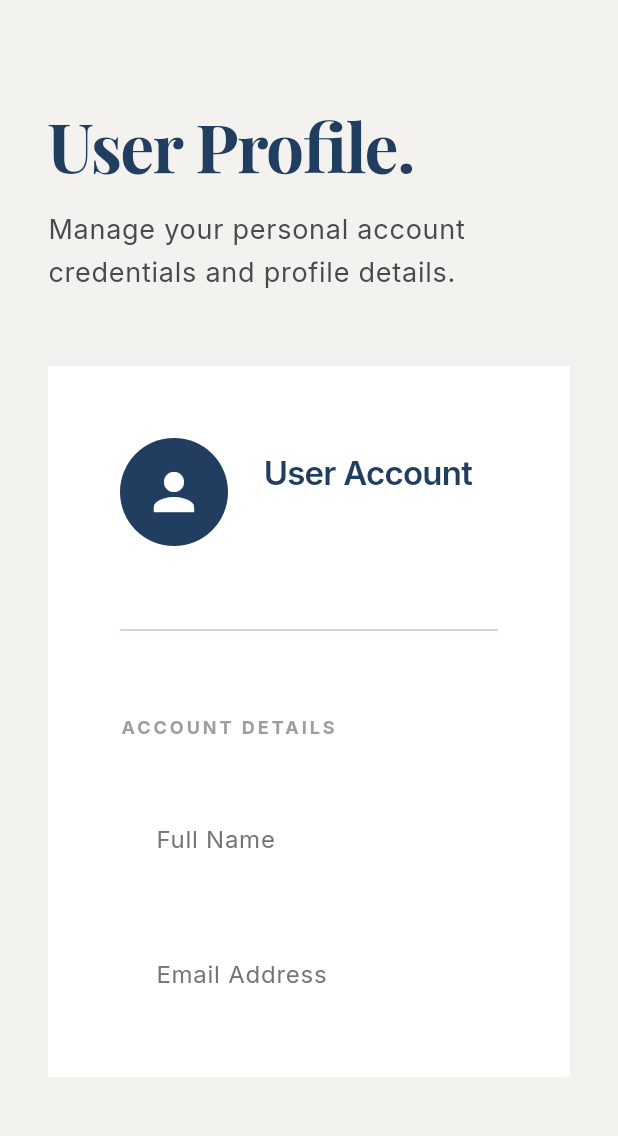
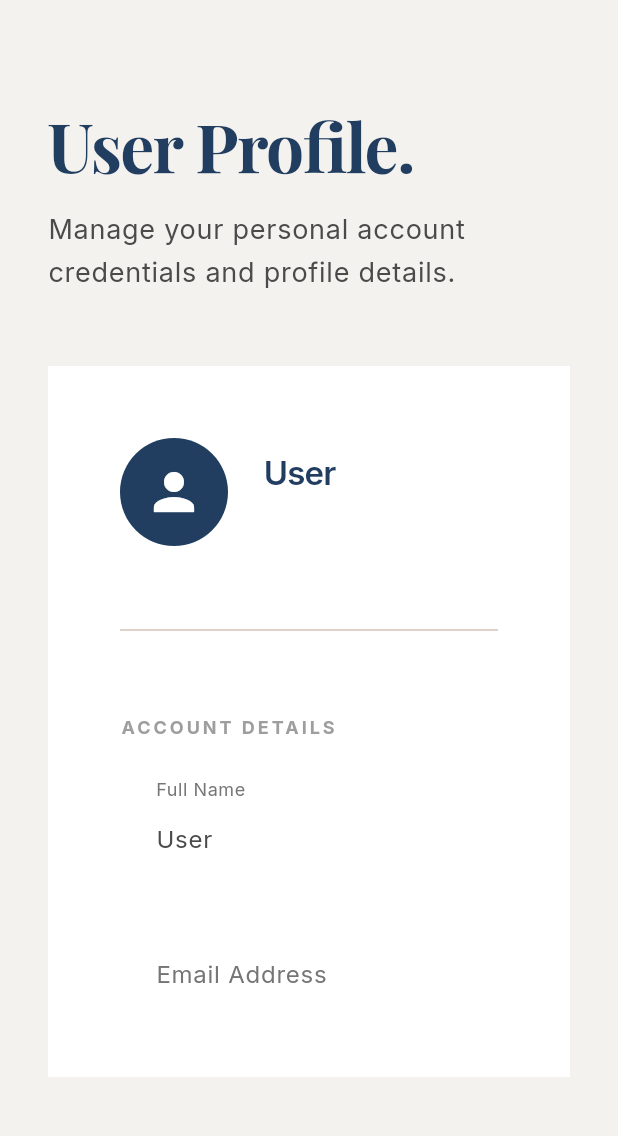
Before and after one commit to iaaamnk/career-recommendation-app, a Flutter app: the ProfileScreen screen opened by its route, on a phone screen of 412 x 824 dp, the part 87-1223 px from its top. Run offline on Flutter 3.47's test engine with Material 3 defaults, Android fonts, the phone set to English and light mode, and no system bars; drawn by our look-alikes of flutter_animate; our stand-ins replace firebase_auth, flutter_riverpod, google_fonts, supabase_flutter; accounts and stored records are empty; network calls fail.

Commit message:
fix: autofill profile details from assessment history and clean up display name formatting

```diff
--- a/frontend/lib/presentation/screens/profile/profile_screen.dart
+++ b/frontend/lib/presentation/screens/profile/profile_screen.dart
@@ -17,25 +17,68 @@ class ProfileScreen extends ConsumerStatefulWidget {
 class _ProfileScreenState extends ConsumerState<ProfileScreen> {
   late TextEditingController _nameController;
   late TextEditingController _emailController;
+  late TextEditingController _ageController;
+  late TextEditingController _skillsController;
+  late TextEditingController _interestsController;
+  late TextEditingController _riasecController;
+
+  bool _isPopulatedFromHistory = false;
 
   @override
   void initState() {
     super.initState();
-    final user = ref.read(authStateProvider).value;
-    _nameController = TextEditingController(text: user?.name ?? '');
-    _emailController = TextEditingController(text: user?.email ?? '');
+    _nameController = TextEditingController();
+    _emailController = TextEditingController();
+    _ageController = TextEditingController();
+    _skillsController = TextEditingController();
+    _interestsController = TextEditingController();
+    _riasecController = TextEditingController();
   }
 
   @override
   void dispose() {
     _nameController.dispose();
     _emailController.dispose();
+    _ageController.dispose();
+    _skillsController.dispose();
+    _interestsController.dispose();
+    _riasecController.dispose();
     super.dispose();
   }
 
   @override
   Widget build(BuildContext context) {
+    final user = ref.watch(authStateProvider).value;
+    if (user != null) {
+      if (_nameController.text.isEmpty && user.name.isNotEmpty) {
+        _nameController.text = user.name;
+      }
+      if (_emailController.text.isEmpty && user.email.isNotEmpty) {
+        _emailController.text = user.email;
+      }
+    }
+
     final historyAsync = ref.watch(historyFutureProvider);
+
+    historyAsync.whenData((history) {
+      if (!_isPopulatedFromHistory && history != null && history.assessments.isNotEmpty) {
+        final latest = history.assessments.first;
+        if (latest.age != null && _ageController.text.isEmpty) {
+          _ageController.text = latest.age.toString();
+        }
+        if (latest.skills.isNotEmpty && _skillsController.text.isEmpty) {
+          _skillsController.text = latest.skills.join(', ');
+        }
+        if (latest.interests.isNotEmpty && _interestsController.text.isEmpty) {
+          _interestsController.text = latest.interests.join(', ');
+        }
+        if (latest.riasecScores.isNotEmpty && _riasecController.text.isEmpty) {
+          _riasecController.text = latest.riasecScores.map((s) => s.toStringAsFixed(1)).join(', ');
+        }
+        _isPopulatedFromHistory = true;
+      }
+    });
+
     final hasTakenTest = historyAsync.value?.assessments.isNotEmpty == true;
 
     return AppScaffold(
@@ -80,13 +123,15 @@ class _ProfileScreenState extends ConsumerState<ProfileScreen> {
                             children: [
                               Text(
                                 _nameController.text.isEmpty
-                                    ? 'User Account'
+                                    ? (user?.name ?? 'User Account')
                                     : _nameController.text,
                                 style: Theme.of(context).textTheme.titleLarge?.copyWith(fontSize: 22),
                               ),
                               const SizedBox(height: 4),
                               Text(
-                                _emailController.text,
+                                _emailController.text.isEmpty
+                                    ? (user?.email ?? '')
+                                    : _emailController.text,
                                 style: TextStyle(color: Colors.grey[600]),
                               ),
                             ],
@@ -111,6 +156,7 @@ class _ProfileScreenState extends ConsumerState<ProfileScreen> {
                     TextField(
                       controller: _nameController,
                       decoration: const InputDecoration(labelText: 'Full Name'),
+                      onChanged: (val) => setState(() {}),
                     ),
                     const SizedBox(height: 24),
                     TextField(
@@ -121,21 +167,25 @@ class _ProfileScreenState extends ConsumerState<ProfileScreen> {
                     ),
                     if (hasTakenTest) ...[
                       const SizedBox(height: 24),
-                      TextFormField(
+                      TextField(
+                        controller: _ageController,
                         decoration: const InputDecoration(labelText: 'Age'),
                         keyboardType: TextInputType.number,
                       ),
                       const SizedBox(height: 24),
-                      TextFormField(
+                      TextField(
+                        controller: _skillsController,
                         decoration: const InputDecoration(labelText: 'Skills'),
                       ),
                       const SizedBox(height: 24),
-                      TextFormField(
+                      TextField(
+                        controller: _interestsController,
                         decoration: const InputDecoration(labelText: 'Interests'),
                       ),
                       const SizedBox(height: 24),
-                      TextFormField(
-                        decoration: const InputDecoration(labelText: 'RIASEC Score'),
+                      TextField(
+                        controller: _riasecController,
+                        decoration: const InputDecoration(labelText: 'RIASEC Score (R, I, A, S, E, C)'),
                       ),
                     ],
                     const SizedBox(height: 48),
```
Also changed, not shown: frontend/lib/data/repositories/auth_repository.dart (+4 -8 lines), frontend/lib/domain/models/history_model.dart (+13 -0 lines), frontend/lib/domain/models/user_model.dart (+16 -3 lines), 1 other file.
